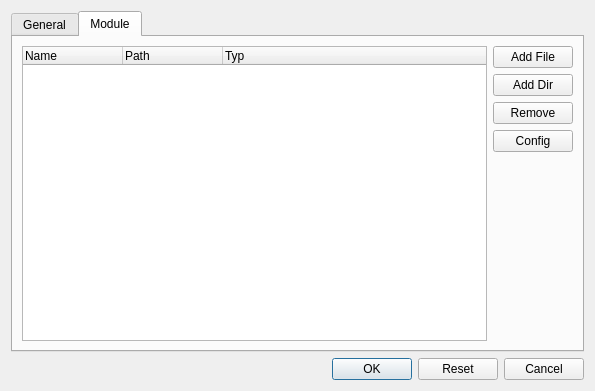
Above: src/ui/settingsdialog.ui from metaxy/openBibleViewer before the change. Below: the same form after it.
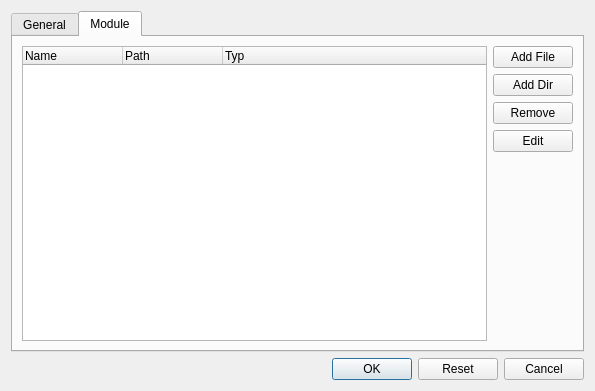
That is the form after the change. Icons and pictures are not drawn.

The edit to the form file:
```diff
--- a/src/ui/settingsdialog.ui
+++ b/src/ui/settingsdialog.ui
@@ -129,7 +129,7 @@
            <item>
             <widget class="QPushButton" name="pushButton_moduleEdit">
              <property name="text">
-              <string>Config</string>
+              <string>Edit</string>
              </property>
              <property name="icon">
               <iconset resource="../icons.qrc">
```
